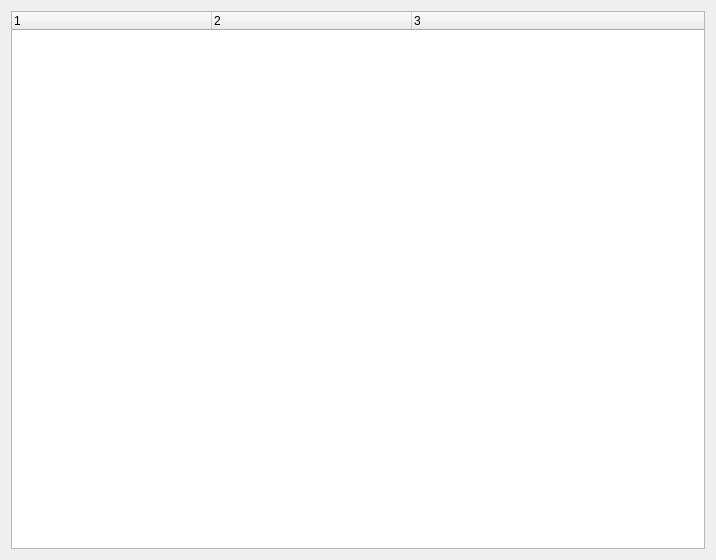
Above: Code/qtdcm.ui from qtdcm/qtdcm before the change. Below: the same form after it.
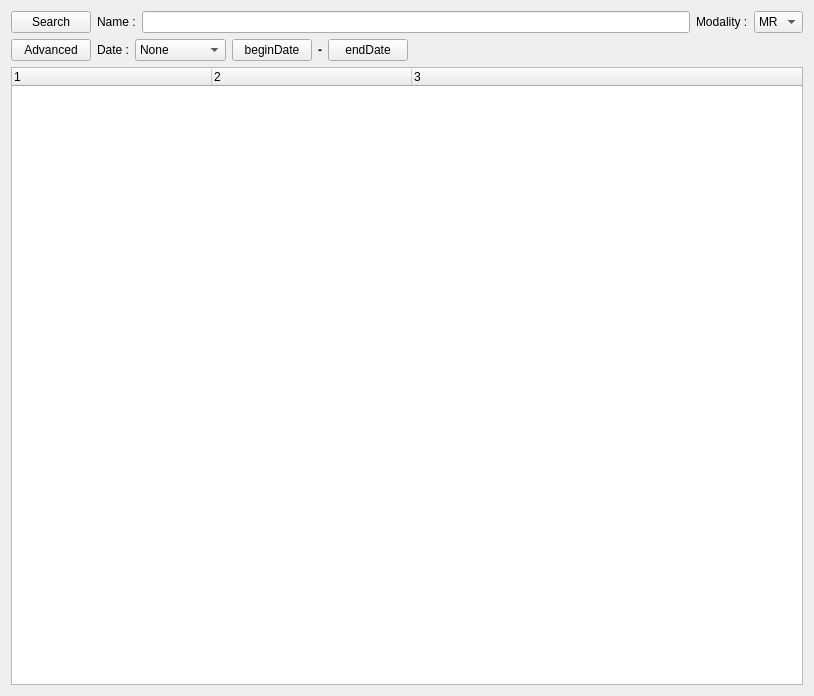
That is the form after the change.

Commit message: QtDCM : Fix bug when generating random extraction directory name. Modify user interface for communication with DICOM PACS.

Patch:
```diff
--- a/Code/qtdcm.ui
+++ b/Code/qtdcm.ui
@@ -6,8 +6,8 @@
    <rect>
     <x>0</x>
     <y>0</y>
-    <width>716</width>
-    <height>560</height>
+    <width>814</width>
+    <height>696</height>
    </rect>
   </property>
   <property name="windowTitle">
@@ -15,6 +15,179 @@
   </property>
   <layout class="QGridLayout" name="gridLayout">
    <item row="0" column="0">
+    <layout class="QHBoxLayout" name="horizontalLayout_6">
+     <item>
+      <widget class="QPushButton" name="searchButton">
+       <property name="text">
+        <string>Search</string>
+       </property>
+      </widget>
+     </item>
+     <item>
+      <layout class="QHBoxLayout" name="horizontalLayout_4">
+       <item>
+        <widget class="QLabel" name="label">
+         <property name="text">
+          <string>Name :</string>
+         </property>
+        </widget>
+       </item>
+       <item>
+        <widget class="QLineEdit" name="nameEdit"/>
+       </item>
+      </layout>
+     </item>
+     <item>
+      <layout class="QHBoxLayout" name="horizontalLayout_5">
+       <item>
+        <widget class="QLabel" name="label_3">
+         <property name="sizePolicy">
+          <sizepolicy hsizetype="Fixed" vsizetype="Preferred">
+           <horstretch>0</horstretch>
+           <verstretch>0</verstretch>
+          </sizepolicy>
+         </property>
+         <property name="text">
+          <string>Modality :</string>
+         </property>
+        </widget>
+       </item>
+       <item>
+        <widget class="QComboBox" name="modalityComboBox">
+         <property name="sizePolicy">
+          <sizepolicy hsizetype="Fixed" vsizetype="Fixed">
+           <horstretch>0</horstretch>
+           <verstretch>0</verstretch>
+          </sizepolicy>
+         </property>
+         <item>
+          <property name="text">
+           <string>MR</string>
+          </property>
+         </item>
+         <item>
+          <property name="text">
+           <string>CT</string>
+          </property>
+         </item>
+         <item>
+          <property name="text">
+           <string>US</string>
+          </property>
+         </item>
+        </widget>
+       </item>
+      </layout>
+     </item>
+    </layout>
+   </item>
+   <item row="1" column="0">
+    <layout class="QHBoxLayout" name="horizontalLayout_8">
+     <item>
+      <layout class="QHBoxLayout" name="horizontalLayout_7">
+       <item>
+        <widget class="QPushButton" name="advancedButton">
+         <property name="text">
+          <string>Advanced</string>
+         </property>
+        </widget>
+       </item>
+       <item>
+        <layout class="QHBoxLayout" name="horizontalLayout_3">
+         <item>
+          <widget class="QLabel" name="label_2">
+           <property name="text">
+            <string>Date :</string>
+           </property>
+          </widget>
+         </item>
+         <item>
+          <widget class="QComboBox" name="dateComboBox">
+           <item>
+            <property name="text">
+             <string>None</string>
+            </property>
+           </item>
+           <item>
+            <property name="text">
+             <string>Aujourd'hui</string>
+            </property>
+           </item>
+           <item>
+            <property name="text">
+             <string>Hier</string>
+            </property>
+           </item>
+           <item>
+            <property name="text">
+             <string>Date</string>
+            </property>
+           </item>
+           <item>
+            <property name="text">
+             <string>Range</string>
+            </property>
+           </item>
+          </widget>
+         </item>
+        </layout>
+       </item>
+      </layout>
+     </item>
+     <item>
+      <layout class="QHBoxLayout" name="layoutDate">
+       <item>
+        <widget class="QPushButton" name="dateBeginButton">
+         <property name="text">
+          <string>beginDate</string>
+         </property>
+        </widget>
+       </item>
+       <item>
+        <layout class="QHBoxLayout" name="layoutEndDate">
+         <item>
+          <widget class="QLabel" name="labelTiret">
+           <property name="font">
+            <font>
+             <weight>75</weight>
+             <bold>true</bold>
+            </font>
+           </property>
+           <property name="text">
+            <string>-</string>
+           </property>
+           <property name="alignment">
+            <set>Qt::AlignCenter</set>
+           </property>
+          </widget>
+         </item>
+         <item>
+          <widget class="QPushButton" name="dateEndButton">
+           <property name="text">
+            <string>endDate</string>
+           </property>
+          </widget>
+         </item>
+        </layout>
+       </item>
+      </layout>
+     </item>
+     <item>
+      <spacer name="horizontalSpacer">
+       <property name="orientation">
+        <enum>Qt::Horizontal</enum>
+       </property>
+       <property name="sizeHint" stdset="0">
+        <size>
+         <width>40</width>
+         <height>20</height>
+        </size>
+       </property>
+      </spacer>
+     </item>
+    </layout>
+   </item>
+   <item row="2" column="0">
     <widget class="QTreeWidget" name="treeWidget">
      <property name="sizePolicy">
       <sizepolicy hsizetype="Expanding" vsizetype="Expanding">
```
Left out of the diff: 9 changed lines with no effect on the pictures. The commit also changes 3 other files.
